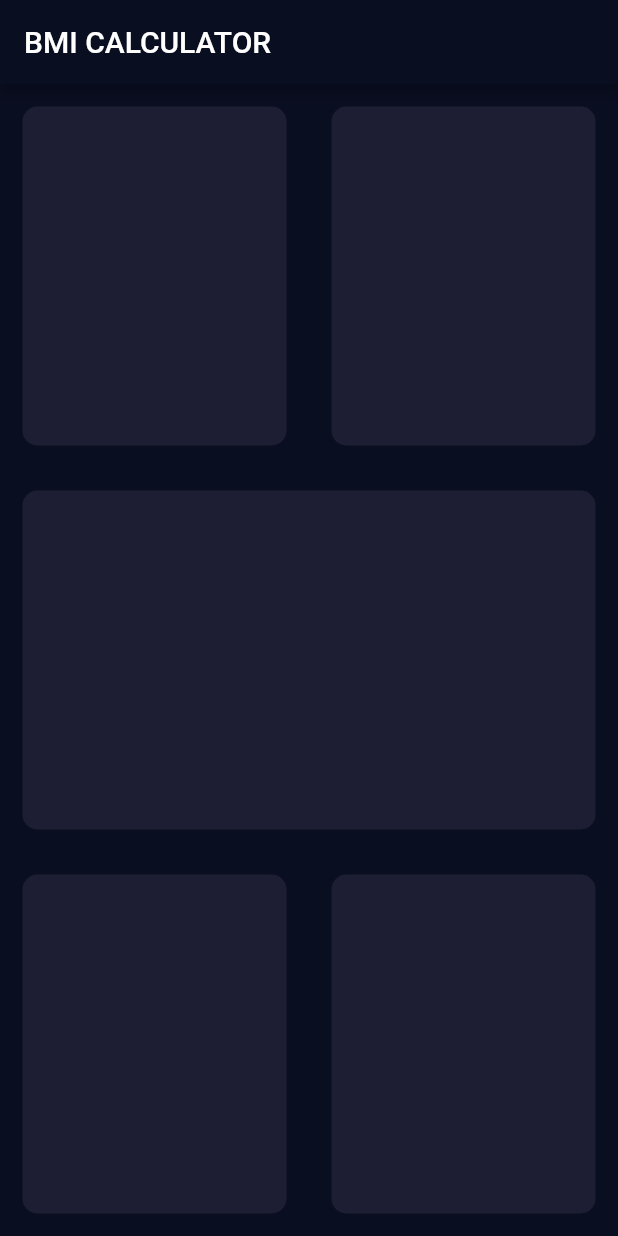
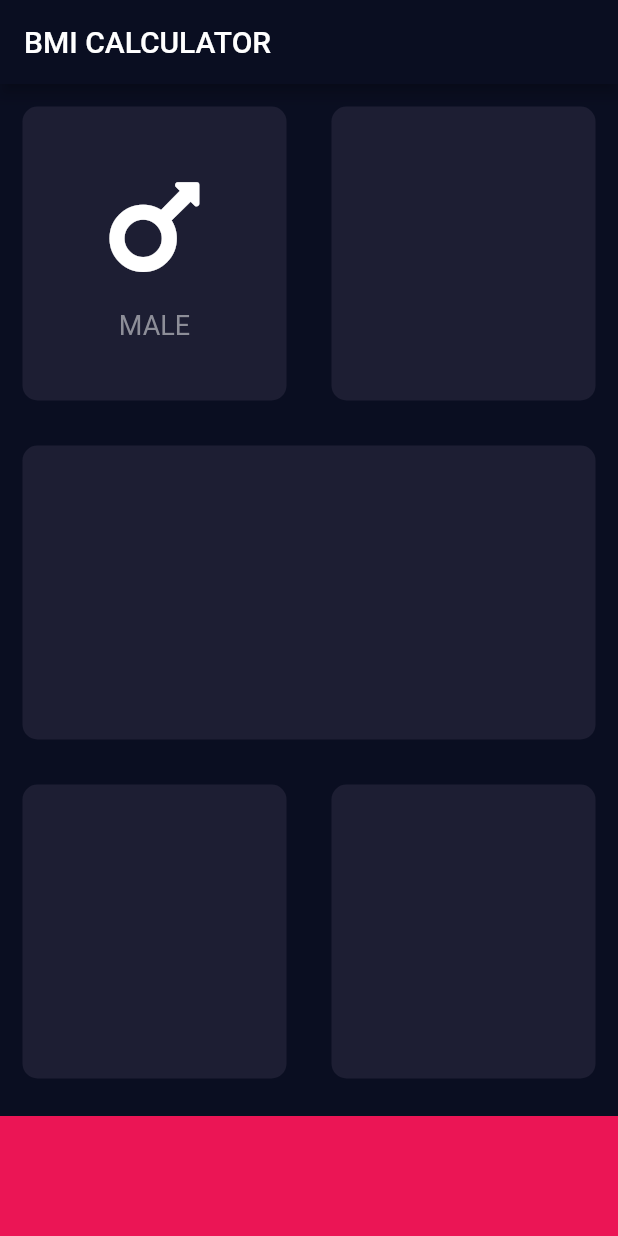
Before and after one commit to arodde/bmi_calculator_flutter, a Flutter app: the screen it shows after launch, on a phone screen of 412 x 824 dp. Run offline on Flutter 3.47's test engine with Material 2 defaults, Android fonts, the phone set to English and light mode, and no system bars; our stand-ins replace font_awesome_flutter.

Commit message:
affichage du premier reusableCard

```diff
--- a/lib/input_page.dart
+++ b/lib/input_page.dart
@@ -1,4 +1,11 @@
+import 'package:flutter/cupertino.dart';
 import 'package:flutter/material.dart';
+import 'package:font_awesome_flutter/font_awesome_flutter.dart';
+
+const activeCardColor = Color(0xFF1D1E33);
+// const activeCardColor = Color(0xFF4D1143);
+const double bottomContainerHeight = 80;
+const colorBottomContainerBackground = Color(0xFFEB1555);
 
 class InputPage extends StatefulWidget {
   @override
@@ -18,12 +25,31 @@ class _InputPageState extends State<InputPage> {
             children: [
               Expanded(
                 child: ReusableCard(
-                  colour: Color(0xFF1D1E33),
+                  colour: activeCardColor,
+                  cardChild: Column(
+                      mainAxisAlignment: MainAxisAlignment.center,
+                      children: <Widget>[
+                        // ** 1 **
+                        const FaIcon(
+                          FontAwesomeIcons.mars,
+                          size: 80.0,
+                        ),
+                        SizedBox(
+                          height: 15.0,
+                        ),
+                        Text(
+                          'MALE',
+                          style: TextStyle(
+                            fontSize: 18.0,
+                            color: Color(0xFF8D8E98),
+                          ),
+                        ),
+                      ]),
                 ),
               ),
               Expanded(
                 child: ReusableCard(
-                  colour: Color(0xFF1D1E33),
+                  colour: activeCardColor,
                 ),
               ),
             ],
@@ -31,7 +57,7 @@ class _InputPageState extends State<InputPage> {
         ),
         Expanded(
           child: ReusableCard(
-            colour: Color(0xFF1D1E33),
+            colour: activeCardColor,
           ),
         ),
         Expanded(
@@ -39,16 +65,22 @@ class _InputPageState extends State<InputPage> {
             children: [
               Expanded(
                 child: ReusableCard(
-                  colour: Color(0xFF1D1E33),
+                  colour: activeCardColor,
                 ),
               ),
               Expanded(
                 child: ReusableCard(
-                  colour: Color(0xFF1D1E33),
+                  colour: activeCardColor,
                 ),
               ),
             ],
           ),
+        ),
+        Container(
+          color: colorBottomContainerBackground,
+          width: double.infinity,
+          height: bottomContainerHeight,
+          margin: EdgeInsets.only(top: 10.0),
         ),
       ]),
     );
@@ -56,13 +88,15 @@ class _InputPageState extends State<InputPage> {
 }
 
 class ReusableCard extends StatelessWidget {
-  ReusableCard({required this.colour});
+  ReusableCard({required this.colour, this.cardChild});
 
-  Color colour;
+  final Color colour;
+  final Widget? cardChild;
 
   @override
   Widget build(BuildContext context) {
     return Container(
+      child: cardChild, // propriété oubliée GRRRrrrr!!!!!
       decoration: BoxDecoration(
         color: colour,
         borderRadius: BorderRadius.circular(10.0),
```
Also changed, not shown: pubspec.yaml (+5 -2 lines), pubspec.lock.
